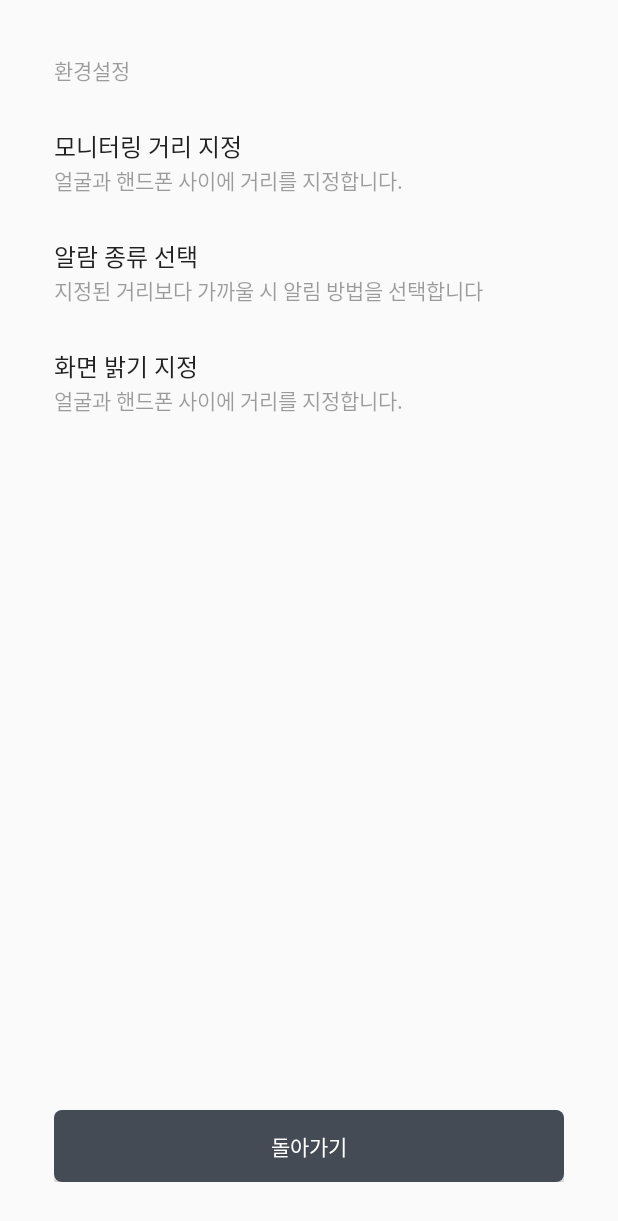
After one commit to aaronson-archive/eyecare, an Android app: the ConfigureActivity screen opened directly, with no data from a screen before it, on a phone screen of 412 x 824 dp. The commit adds this screen. Shown: the top 1221 px of the screen. Run offline under Robolectric (Android 15) with nearby library versions, the phone set to English and light mode, and no system bars.

Commit message:
create : configure activity

```diff
--- a/app/src/main/AndroidManifest.xml
+++ b/app/src/main/AndroidManifest.xml
@@ -1,6 +1,8 @@
 <?xml version="1.0" encoding="utf-8"?>
 <manifest xmlns:android="http://schemas.android.com/apk/res/android"
     package="com.example.icare">
+
+    <uses-permission android:name="android.permission.USE_BIOMETRIC" />
 
     <application
         android:allowBackup="true"
@@ -9,7 +11,8 @@
         android:roundIcon="@mipmap/ic_launcher_round"
         android:supportsRtl="true"
         android:theme="@style/AppTheme">
-        <activity android:name=".CompleteActivity"></activity>
+        <activity android:name=".ConfigureActivity"></activity>
+        <activity android:name=".CompleteActivity" />
         <activity android:name=".RealMainActivity" />
         <activity android:name=".PasswordActivity" />
         <activity android:name=".FingerActivity" />
@@ -24,6 +27,5 @@
         </activity>
         <activity android:name=".MainActivity" />
     </application>
-    <uses-permission android:name="android.permission.USE_BIOMETRIC"/>
 
 </manifest>
--- a/app/src/main/java/com/example/icare/CompleteActivity.java
+++ b/app/src/main/java/com/example/icare/CompleteActivity.java
@@ -3,7 +3,9 @@ package com.example.icare;
 import androidx.appcompat.app.AppCompatActivity;
 
 import android.content.Intent;
+import android.content.SharedPreferences;
 import android.os.Bundle;
+import android.preference.PreferenceManager;
 import android.view.View;
 import android.widget.Button;
 
@@ -16,6 +18,12 @@ public class CompleteActivity extends AppCompatActivity {
         super.onCreate(savedInstanceState);
         setContentView(R.layout.activity_complete);
 
+        SharedPreferences mPref = PreferenceManager.getDefaultSharedPreferences(this);
+
+        SharedPreferences.Editor editor = mPref.edit();
+        editor.putBoolean("isFrist", true);
+        editor.commit();
+
         next = (Button)findViewById(R.id.next);
 
         next.setOnClickListener(new View.OnClickListener() {
--- /dev/null
+++ b/app/src/main/java/com/example/icare/ConfigureActivity.java
@@ -0,0 +1,29 @@
+package com.example.icare;
+
+import androidx.appcompat.app.AppCompatActivity;
+
+import android.content.Intent;
+import android.os.Bundle;
+import android.view.View;
+import android.widget.Button;
+
+public class ConfigureActivity extends AppCompatActivity {
+
+    Button prev;
+
+    @Override
+    protected void onCreate(Bundle savedInstanceState) {
+        super.onCreate(savedInstanceState);
+        setContentView(R.layout.activity_configure);
+
+        prev = (Button)findViewById(R.id.prev);
+
+        prev.setOnClickListener(new View.OnClickListener() {
+            @Override
+            public void onClick(View v) {
+                startActivity(new Intent(getApplicationContext(), RealMainActivity.class));
+                finish();
+            }
+        });
+    }
+}
--- a/app/src/main/java/com/example/icare/RealMainActivity.java
+++ b/app/src/main/java/com/example/icare/RealMainActivity.java
@@ -2,13 +2,36 @@ package com.example.icare;
 
 import androidx.appcompat.app.AppCompatActivity;
 
+import android.content.Intent;
 import android.os.Bundle;
+import android.view.View;
+import android.widget.Button;
 
-public class RealMainActivity extends AppCompatActivity {
+public class RealMainActivity extends AppCompatActivity implements View.OnClickListener {
+
+    Button setting, start;
 
     @Override
     protected void onCreate(Bundle savedInstanceState) {
         super.onCreate(savedInstanceState);
         setContentView(R.layout.activity_real_main);
+
+        setting = (Button)findViewById(R.id.setting);
+        start = (Button)findViewById(R.id.start);
+
+        setting.setOnClickListener(this);
+        start.setOnClickListener(this);
+    }
+
+    public void onClick(View v) {
+
+        switch (v.getId()){
+            case R.id.start :
+                break;
+            case R.id.setting :
+                startActivity(new Intent(getApplicationContext(), ConfigureActivity.class));
+                finish();
+                break;
+        }
     }
 }
--- a/app/src/main/java/com/example/icare/SplashActivity.java
+++ b/app/src/main/java/com/example/icare/SplashActivity.java
@@ -3,23 +3,34 @@ package com.example.icare;
 import androidx.appcompat.app.AppCompatActivity;
 
 import android.content.Intent;
+import android.content.SharedPreferences;
 import android.os.Bundle;
 import android.os.Handler;
+import android.preference.PreferenceManager;
+import android.util.Log;
 
 public class SplashActivity extends AppCompatActivity {
 
     private Handler handler = new Handler();
 
+    SharedPreferences mPref;
+
     @Override
     protected void onCreate(Bundle savedInstanceState) {
         super.onCreate(savedInstanceState);
         setContentView(R.layout.activity_splash);
+        mPref = PreferenceManager.getDefaultSharedPreferences(this);
     }
 
     private Runnable runnable = new Runnable() {
         @Override
         public void run() {
-            if(!isFinishing()) {
+
+            boolean callValue = mPref.getBoolean("isFrist", false);
+            if (callValue) {
+                startActivity(new Intent(getApplicationContext(), RealMainActivity.class));
+                finish();
+            } else if(!isFinishing()) {
                 startActivity(new Intent(getApplicationContext(), MainActivity.class));
                 finish();
             }
--- /dev/null
+++ b/app/src/main/res/layout/activity_configure.xml
@@ -0,0 +1,103 @@
+<?xml version="1.0" encoding="utf-8"?>
+<LinearLayout xmlns:android="http://schemas.android.com/apk/res/android"
+    xmlns:app="http://schemas.android.com/apk/res-auto"
+    xmlns:tools="http://schemas.android.com/tools"
+    android:layout_width="match_parent"
+    android:layout_height="match_parent"
+    android:orientation="vertical"
+    android:layout_margin="36dp">
+
+
+    <TextView
+        android:layout_width="wrap_content"
+        android:layout_height="wrap_content"
+        android:textSize="14sp"
+        android:textColor="#61000000"
+        android:fontFamily="@font/spoqa_han_sans_bold"
+        android:text="환경설정" />
+
+    <LinearLayout
+        android:layout_marginTop="28dp"
+        android:layout_width="match_parent"
+        android:orientation="vertical"
+        android:id="@+id/moniter"
+        android:layout_height="wrap_content">
+        <TextView
+            android:layout_width="wrap_content"
+            android:layout_height="wrap_content"
+            android:textSize="16sp"
+            android:textColor="#de000000"
+            android:fontFamily="@font/spoqa_han_sans_regular"
+            android:text="모니터링 거리 지정" />
+        <TextView
+            android:layout_width="wrap_content"
+            android:layout_height="wrap_content"
+            android:textSize="14sp"
+            android:textColor="#61000000"
+            android:fontFamily="@font/spoqa_han_sans_regular"
+            android:text="얼굴과 핸드폰 사이에 거리를 지정합니다." />
+    </LinearLayout>
+
+    <LinearLayout
+        android:layout_width="match_parent"
+        android:orientation="vertical"
+        android:id="@+id/alram"
+        android:layout_marginTop="28dp"
+        android:layout_height="wrap_content">
+        <TextView
+            android:layout_width="wrap_content"
+            android:layout_height="wrap_content"
+            android:textSize="16sp"
+            android:textColor="#de000000"
+            android:fontFamily="@font/spoqa_han_sans_regular"
+            android:text="알람 종류 선택" />
+        <TextView
+            android:layout_width="wrap_content"
+            android:layout_height="wrap_content"
+            android:textSize="14sp"
+            android:textColor="#61000000"
+            android:fontFamily="@font/spoqa_han_sans_regular"
+            android:text="지정된 거리보다 가까울 시 알림 방법을 선택합니다" />
+    </LinearLayout>
+
+    <LinearLayout
+        android:layout_width="match_parent"
+        android:orientation="vertical"
+        android:id="@+id/birghtness"
+        android:layout_marginTop="28dp"
+        android:layout_height="wrap_content">
+        <TextView
+            android:layout_width="wrap_content"
+            android:layout_height="wrap_content"
+            android:textSize="16sp"
+            android:textColor="#de000000"
+            android:fontFamily="@font/spoqa_han_sans_regular"
+            android:text="화면 밝기 지정" />
+        <TextView
+            android:layout_width="wrap_content"
+            android:layout_height="wrap_content"
+            android:textSize="14sp"
+            android:textColor="#61000000"
+            android:fontFamily="@font/spoqa_han_sans_regular"
+            android:text="얼굴과 핸드폰 사이에 거리를 지정합니다." />
+    </LinearLayout>
+
+
+    <RelativeLayout
+        android:layout_width="match_parent"
+        android:gravity="bottom"
+        android:layout_height="match_parent">
+
+        <Button
+            android:background="@drawable/button_actvie"
+            android:layout_marginTop="36dp"
+            android:id="@+id/prev"
+            android:layout_width="match_parent"
+            android:layout_height="wrap_content"
+            android:textColor="#fff"
+            android:fontFamily="@font/spoqa_han_sans_bold"
+            android:text="돌아가기" />
+
+    </RelativeLayout>
+
+</LinearLayout>
```
